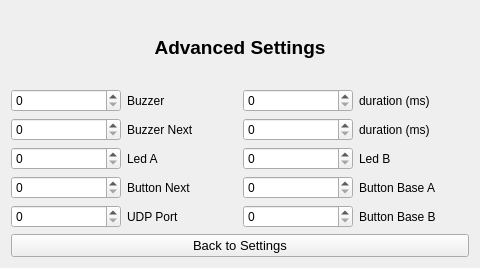
Above: F3FChrono/gui/WSettingsAdvanced.ui from jomarin38/F3FChrono before the change. Below: the same form after it.
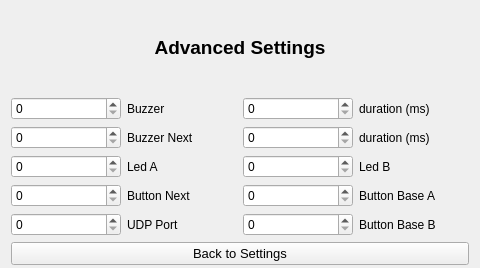
That is the form after the change.

Commit message: Adding wind speed & orientation stats during a run in chrono class Adding Vocal & sound Adding a new Sound class using PyQt sound module. A Speech module is available on PySide2 but not in PyQt5 Adding Gui Settings & Advanced Settings GPIO class created Differents littles evolutions. Adding close main & simulate windows with one click Adding fullscreen in configfile & gui

What changed in the file:
```diff
--- a/F3FChrono/gui/WSettingsAdvanced.ui
+++ b/F3FChrono/gui/WSettingsAdvanced.ui
@@ -14,6 +14,12 @@
    <string>Form</string>
   </property>
   <layout class="QGridLayout" name="gridLayout">
+   <property name="topMargin">
+    <number>3</number>
+   </property>
+   <property name="bottomMargin">
+    <number>3</number>
+   </property>
    <item row="0" column="0">
     <layout class="QVBoxLayout" name="verticalLayout">
      <item>
```
The commit also changes 19 other files.
